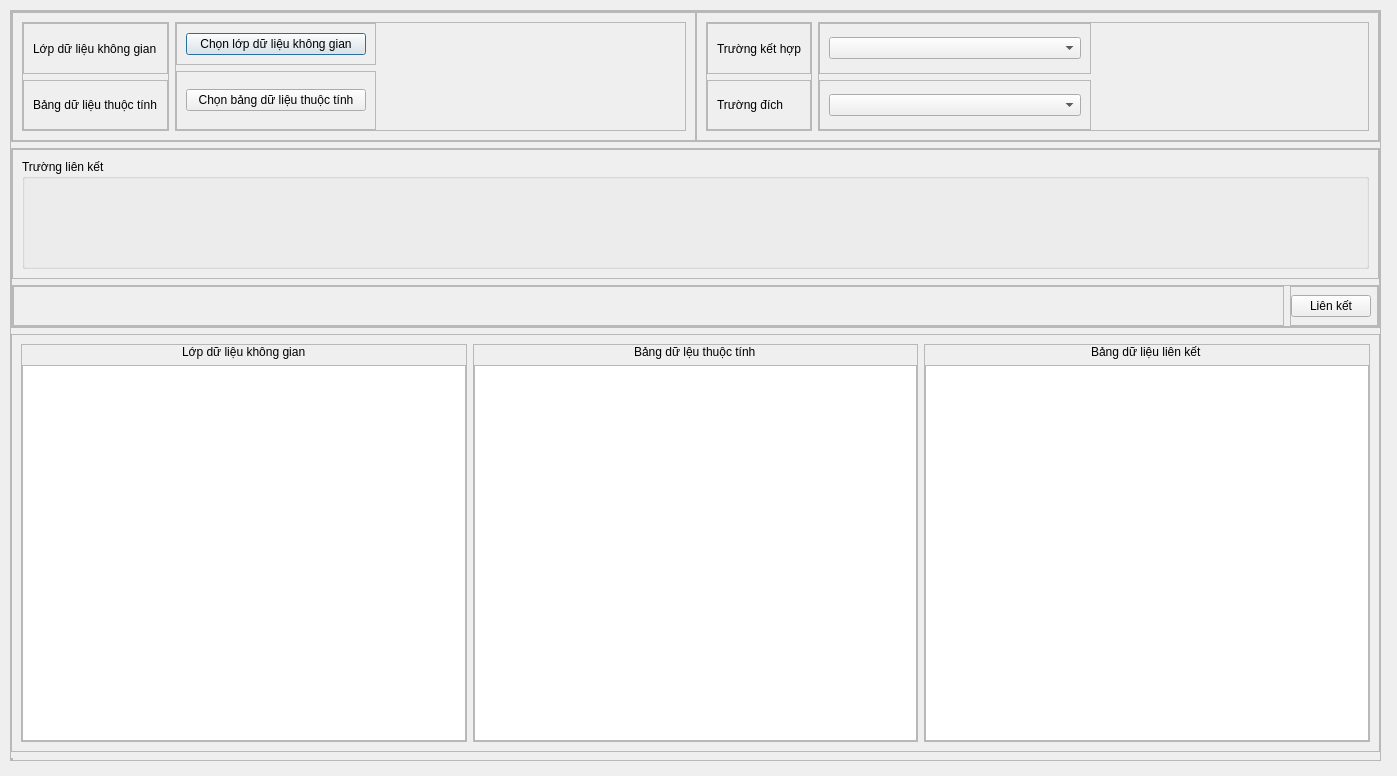
The window that Atribute_Connect_dialog_base.ui (ItIsNoTToi/hethongthongtin) describes before a commit, drawn with Qt 5.
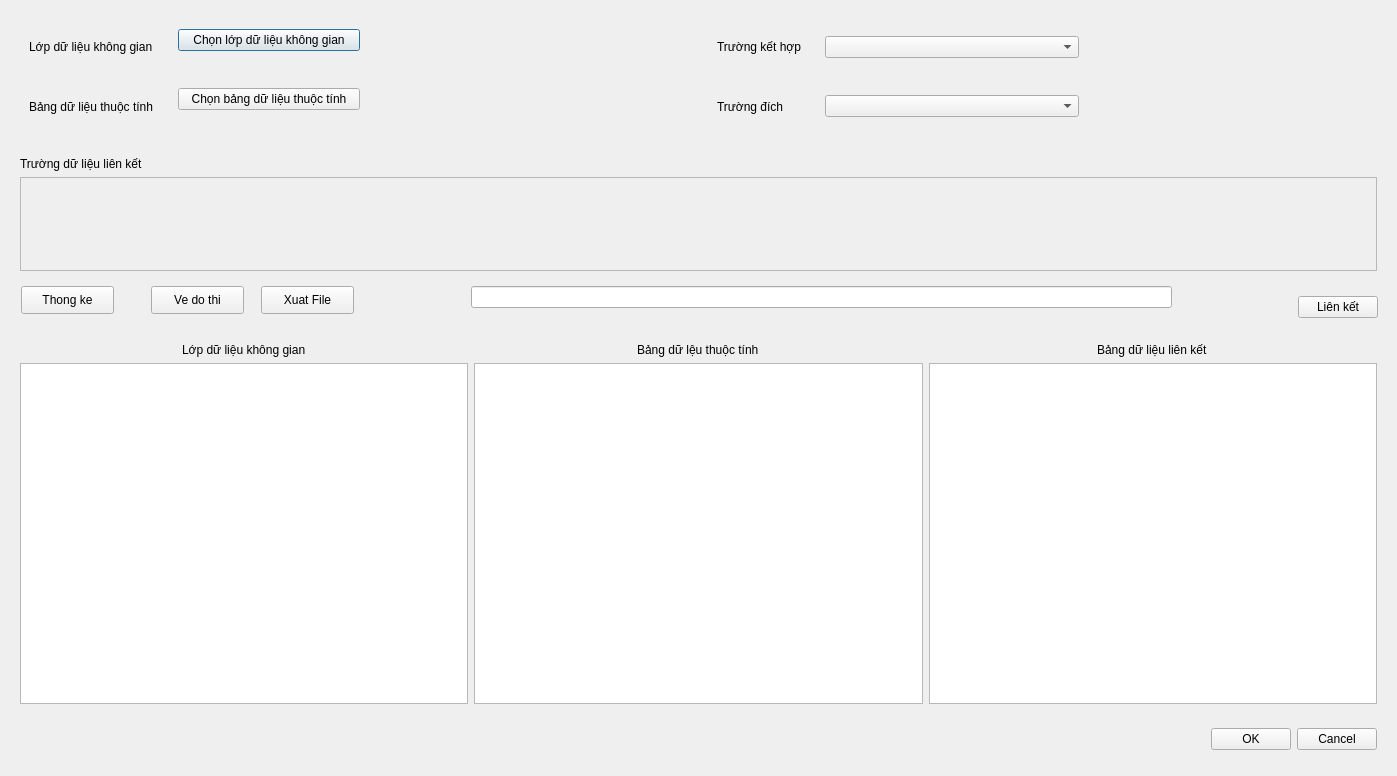
The same window after the commit.

```diff
--- a/Atribute_Connect_dialog_base.ui
+++ b/Atribute_Connect_dialog_base.ui
@@ -19,21 +19,18 @@
   <property name="sizeGripEnabled">
    <bool>false</bool>
   </property>
+  <layout class="QVBoxLayout" name="verticalLayout">
+   <item>
   <widget class="QFrame" name="frame">
-   <property name="geometry">
-    <rect>
-     <x>10</x>
-     <y>10</y>
-     <width>1371</width>
-     <height>751</height>
-    </rect>
-   </property>
    <property name="frameShape">
-    <enum>QFrame::StyledPanel</enum>
+      <enum>QFrame::NoFrame</enum>
    </property>
    <property name="frameShadow">
     <enum>QFrame::Raised</enum>
    </property>
+     <property name="lineWidth">
+      <number>0</number>
+     </property>
    <layout class="QVBoxLayout" name="verticalLayout_2">
     <property name="leftMargin">
      <number>0</number>
@@ -62,11 +59,14 @@
        </size>
       </property>
       <property name="frameShape">
-       <enum>QFrame::StyledPanel</enum>
+         <enum>QFrame::NoFrame</enum>
       </property>
       <property name="frameShadow">
        <enum>QFrame::Raised</enum>
       </property>
+        <property name="lineWidth">
+         <number>0</number>
+        </property>
       <layout class="QHBoxLayout" name="horizontalLayout">
        <property name="spacing">
         <number>0</number>
@@ -86,11 +86,14 @@
        <item>
         <widget class="QFrame" name="frame_4">
          <property name="frameShape">
-          <enum>QFrame::StyledPanel</enum>
+            <enum>QFrame::NoFrame</enum>
          </property>
          <property name="frameShadow">
           <enum>QFrame::Raised</enum>
          </property>
+           <property name="lineWidth">
+            <number>0</number>
+           </property>
          <layout class="QHBoxLayout" name="horizontalLayout_2">
           <item>
            <widget class="QFrame" name="frame_6">
@@ -107,11 +110,14 @@
              </size>
             </property>
             <property name="frameShape">
-             <enum>QFrame::StyledPanel</enum>
+               <enum>QFrame::NoFrame</enum>
             </property>
             <property name="frameShadow">
              <enum>QFrame::Raised</enum>
             </property>
+              <property name="lineWidth">
+               <number>0</number>
+              </property>
             <layout class="QVBoxLayout" name="verticalLayout_4">
              <property name="leftMargin">
               <number>0</number>
@@ -128,11 +134,14 @@
              <item>
               <widget class="QFrame" name="frame_10">
                <property name="frameShape">
-                <enum>QFrame::StyledPanel</enum>
+                  <enum>QFrame::NoFrame</enum>
                </property>
                <property name="frameShadow">
                 <enum>QFrame::Raised</enum>
                </property>
+                 <property name="lineWidth">
+                  <number>0</number>
+                 </property>
                <layout class="QVBoxLayout" name="verticalLayout_7">
                 <item>
                  <widget class="QLabel" name="label">
@@ -147,11 +156,14 @@
              <item>
               <widget class="QFrame" name="frame_11">
                <property name="frameShape">
-                <enum>QFrame::StyledPanel</enum>
+                  <enum>QFrame::NoFrame</enum>
                </property>
                <property name="frameShadow">
                 <enum>QFrame::Raised</enum>
                </property>
+                 <property name="lineWidth">
+                  <number>0</number>
+                 </property>
                <layout class="QVBoxLayout" name="verticalLayout_8">
                 <item>
                  <widget class="QLabel" name="label_2">
@@ -169,11 +181,14 @@
           <item>
            <widget class="QFrame" name="frame_7">
             <property name="frameShape">
-             <enum>QFrame::StyledPanel</enum>
+               <enum>QFrame::NoFrame</enum>
             </property>
             <property name="frameShadow">
              <enum>QFrame::Raised</enum>
             </property>
+              <property name="lineWidth">
+               <number>0</number>
+              </property>
             <layout class="QVBoxLayout" name="verticalLayout_3">
              <property name="leftMargin">
               <number>0</number>
@@ -202,11 +217,14 @@
                 </size>
                </property>
                <property name="frameShape">
-                <enum>QFrame::StyledPanel</enum>
+                  <enum>QFrame::NoFrame</enum>
                </property>
                <property name="frameShadow">
                 <enum>QFrame::Raised</enum>
                </property>
+                 <property name="lineWidth">
+                  <number>0</number>
+                 </property>
                <layout class="QVBoxLayout" name="verticalLayout_10">
                 <item>
                  <widget class="QPushButton" name="btn_ChonLopDuLieuKhongGIan">
@@ -239,11 +257,14 @@
                 </size>
                </property>
                <property name="frameShape">
-                <enum>QFrame::StyledPanel</enum>
+                  <enum>QFrame::NoFrame</enum>
                </property>
                <property name="frameShadow">
                 <enum>QFrame::Raised</enum>
                </property>
+                 <property name="lineWidth">
+                  <number>0</number>
+                 </property>
                <layout class="QVBoxLayout" name="verticalLayout_9">
                 <item>
                  <widget class="QPushButton" name="btn_ChonBangDuLieuThuocTinh">
@@ -276,11 +297,14 @@
        <item>
         <widget class="QFrame" name="frame_5">
          <property name="frameShape">
-          <enum>QFrame::StyledPanel</enum>
+            <enum>QFrame::NoFrame</enum>
          </property>
          <property name="frameShadow">
           <enum>QFrame::Raised</enum>
          </property>
+           <property name="lineWidth">
+            <number>0</number>
+           </property>
          <layout class="QHBoxLayout" name="horizontalLayout_3">
           <item>
            <widget class="QFrame" name="frame_8">
@@ -291,11 +315,14 @@
              </sizepolicy>
             </property>
             <property name="frameShape">
-             <enum>QFrame::StyledPanel</enum>
+               <enum>QFrame::NoFrame</enum>
             </property>
             <property name="frameShadow">
              <enum>QFrame::Raised</enum>
             </property>
+              <property name="lineWidth">
+               <number>0</number>
+              </property>
             <layout class="QVBoxLayout" name="verticalLayout_6">
              <property name="leftMargin">
               <number>0</number>
@@ -312,11 +339,14 @@
              <item>
               <widget class="QFrame" name="frame_16">
                <property name="frameShape">
-                <enum>QFrame::StyledPanel</enum>
+                  <enum>QFrame::NoFrame</enum>
                </property>
                <property name="frameShadow">
                 <enum>QFrame::Raised</enum>
                </property>
+                 <property name="lineWidth">
+                  <number>0</number>
+                 </property>
                <layout class="QVBoxLayout" name="verticalLayout_11">
                 <item>
                  <widget class="QLabel" name="label_3">
@@ -331,11 +361,14 @@
              <item>
               <widget class="QFrame" name="frame_18">
                <property name="frameShape">
-                <enum>QFrame::StyledPanel</enum>
+                  <enum>QFrame::NoFrame</enum>
                </property>
                <property name="frameShadow">
                 <enum>QFrame::Raised</enum>
                </property>
+                 <property name="lineWidth">
+                  <number>0</number>
+                 </property>
                <layout class="QVBoxLayout" name="verticalLayout_12">
                 <item>
                  <widget class="QLabel" name="label_4">
@@ -353,11 +386,14 @@
           <item>
            <widget class="QFrame" name="frame_9">
             <property name="frameShape">
-             <enum>QFrame::StyledPanel</enum>
+               <enum>QFrame::NoFrame</enum>
             </property>
             <property name="frameShadow">
              <enum>QFrame::Raised</enum>
             </property>
+              <property name="lineWidth">
+               <number>0</number>
+              </property>
             <layout class="QVBoxLayout" name="verticalLayout_5">
              <property name="leftMargin">
               <number>0</number>
@@ -386,11 +422,14 @@
                 </size>
                </property>
                <property name="frameShape">
-                <enum>QFrame::StyledPanel</enum>
+                  <enum>QFrame::NoFrame</enum>
                </property>
                <property name="frameShadow">
                 <enum>QFrame::Raised</enum>
                </property>
+                 <property name="lineWidth">
+                  <number>0</number>
+                 </property>
                <layout class="QVBoxLayout" name="verticalLayout_13">
                 <item>
                  <widget class="QComboBox" name="cmb_TruongKetHop"/>
@@ -413,11 +452,14 @@
                 </size>
                </property>
                <property name="frameShape">
-                <enum>QFrame::StyledPanel</enum>
+                  <enum>QFrame::NoFrame</enum>
                </property>
                <property name="frameShadow">
                 <enum>QFrame::Raised</enum>
                </property>
+                 <property name="lineWidth">
+                  <number>0</number>
+                 </property>
                <layout class="QVBoxLayout" name="verticalLayout_14">
                 <item>
                  <widget class="QComboBox" name="cmb_TruongDich"/>
@@ -449,11 +491,14 @@
        </size>
       </property>
       <property name="frameShape">
-       <enum>QFrame::StyledPanel</enum>
+         <enum>QFrame::NoFrame</enum>
       </property>
       <property name="frameShadow">
        <enum>QFrame::Raised</enum>
       </property>
+        <property name="lineWidth">
+         <number>0</number>
+        </property>
       <layout class="QVBoxLayout" name="verticalLayout_15">
        <property name="leftMargin">
         <number>0</number>
@@ -470,19 +515,39 @@
        <item>
         <widget class="QFrame" name="frame_17">
          <property name="frameShape">
-          <enum>QFrame::StyledPanel</enum>
+            <enum>QFrame::NoFrame</enum>
          </property>
          <property name="frameShadow">
           <enum>QFrame::Raised</enum>
          </property>
+           <property name="lineWidth">
+            <number>0</number>
+           </property>
          <layout class="QVBoxLayout" name="verticalLayout_17">
           <item>
-           <widget class="QGroupBox" name="bg_DuLieuLienKet">
-            <property name="title">
-             <string>Trường liên kết</string>
+             <widget class="QLabel" name="label_8">
+              <property name="text">
+               <string>Trường dữ liệu liên kết</string>
             </property>
            </widget>
           </item>
+            <item>
+             <widget class="QScrollArea" name="DuLieuLienKet">
+              <property name="widgetResizable">
+               <bool>true</bool>
+              </property>
+              <widget class="QWidget" name="scrollAreaWidgetContents">
+               <property name="geometry">
+                <rect>
+                 <x>0</x>
+                 <y>0</y>
+                 <width>1351</width>
+                 <height>85</height>
+                </rect>
+               </property>
+              </widget>
+             </widget>
+            </item>
          </layout>
         </widget>
        </item>
@@ -501,11 +566,14 @@
           </size>
          </property>
          <property name="frameShape">
-          <enum>QFrame::StyledPanel</enum>
+            <enum>QFrame::NoFrame</enum>
          </property>
          <property name="frameShadow">
           <enum>QFrame::Raised</enum>
          </property>
+           <property name="lineWidth">
+            <number>0</number>
+           </property>
          <layout class="QHBoxLayout" name="horizontalLayout_4">
           <property name="leftMargin">
            <number>0</number>
@@ -522,11 +590,63 @@
           <item>
            <widget class="QFrame" name="frame_21">
             <property name="frameShape">
-             <enum>QFrame::StyledPanel</enum>
+               <enum>QFrame::NoFrame</enum>
             </property>
             <property name="frameShadow">
              <enum>QFrame::Raised</enum>
             </property>
+              <property name="lineWidth">
+               <number>0</number>
+              </property>
+              <widget class="QPushButton" name="btn_thongke">
+               <property name="geometry">
+                <rect>
+                 <x>10</x>
+                 <y>0</y>
+                 <width>93</width>
+                 <height>28</height>
+                </rect>
+               </property>
+               <property name="text">
+                <string>Thong ke</string>
+               </property>
+              </widget>
+              <widget class="QPushButton" name="btn_statistics">
+               <property name="geometry">
+                <rect>
+                 <x>140</x>
+                 <y>0</y>
+                 <width>93</width>
+                 <height>28</height>
+                </rect>
+               </property>
+               <property name="text">
+                <string>Ve do thi</string>
+               </property>
+              </widget>
+              <widget class="QPushButton" name="btn_export">
+               <property name="geometry">
+                <rect>
+                 <x>250</x>
+                 <y>0</y>
+                 <width>93</width>
+                 <height>28</height>
+                </rect>
+               </property>
+               <property name="text">
+                <string>Xuat File</string>
+               </property>
+              </widget>
+              <widget class="QLineEdit" name="lineEdit">
+               <property name="geometry">
+                <rect>
+                 <x>460</x>
+                 <y>0</y>
+                 <width>701</width>
+                 <height>22</height>
+                </rect>
+               </property>
+              </widget>
            </widget>
           </item>
           <item>
@@ -544,11 +664,14 @@
              </size>
             </property>
             <property name="frameShape">
-             <enum>QFrame::StyledPanel</enum>
+               <enum>QFrame::NoFrame</enum>
             </property>
             <property name="frameShadow">
              <enum>QFrame::Raised</enum>
             </property>
+              <property name="lineWidth">
+               <number>0</number>
+              </property>
             <layout class="QVBoxLayout" name="verticalLayout_16">
              <property name="leftMargin">
               <number>0</number>
@@ -593,20 +716,26 @@
     <item>
      <widget class="QFrame" name="frame_2">
       <property name="frameShape">
-       <enum>QFrame::StyledPanel</enum>
+         <enum>QFrame::NoFrame</enum>
       </property>
       <property name="frameShadow">
        <enum>QFrame::Raised</enum>
       </property>
+        <property name="lineWidth">
+         <number>0</number>
+        </property>
       <layout class="QHBoxLayout" name="horizontalLayout_7">
        <item>
         <widget class="QFrame" name="frame_26">
          <property name="frameShape">
-          <enum>QFrame::StyledPanel</enum>
+            <enum>QFrame::NoFrame</enum>
          </property>
          <property name="frameShadow">
           <enum>QFrame::Raised</enum>
          </property>
+           <property name="lineWidth">
+            <number>0</number>
+           </property>
          <layout class="QVBoxLayout" name="verticalLayout_18">
           <property name="leftMargin">
            <number>0</number>
@@ -648,11 +777,14 @@
           </sizepolicy>
          </property>
          <property name="frameShape">
-          <enum>QFrame::StyledPanel</enum>
+            <enum>QFrame::NoFrame</enum>
          </property>
          <property name="frameShadow">
           <enum>QFrame::Raised</enum>
          </property>
+           <property name="lineWidth">
+            <number>0</number>
+           </property>
          <layout class="QVBoxLayout" name="verticalLayout_19">
           <property name="leftMargin">
            <number>0</number>
@@ -688,11 +820,14 @@
        <item>
         <widget class="QFrame" name="frame_28">
          <property name="frameShape">
-          <enum>QFrame::StyledPanel</enum>
+            <enum>QFrame::NoFrame</enum>
          </property>
          <property name="frameShadow">
           <enum>QFrame::Raised</enum>
          </property>
+           <property name="lineWidth">
+            <number>0</number>
+           </property>
          <layout class="QVBoxLayout" name="verticalLayout_20">
           <property name="leftMargin">
            <number>0</number>
@@ -728,6 +863,41 @@
       </layout>
      </widget>
     </item>
+      <item alignment="Qt::AlignRight">
+       <widget class="QFrame" name="frame_25">
+        <property name="sizePolicy">
+         <sizepolicy hsizetype="Fixed" vsizetype="Fixed">
+          <horstretch>0</horstretch>
+          <verstretch>0</verstretch>
+         </sizepolicy>
+        </property>
+        <property name="frameShape">
+         <enum>QFrame::NoFrame</enum>
+        </property>
+        <property name="frameShadow">
+         <enum>QFrame::Raised</enum>
+        </property>
+        <property name="lineWidth">
+         <number>0</number>
+        </property>
+        <layout class="QHBoxLayout" name="horizontalLayout_6">
+         <item>
+          <widget class="QPushButton" name="btn_OK">
+           <property name="text">
+            <string>OK</string>
+           </property>
+          </widget>
+         </item>
+         <item>
+          <widget class="QPushButton" name="btn_Cancel">
+           <property name="text">
+            <string>Cancel</string>
+           </property>
+          </widget>
+         </item>
+        </layout>
+       </widget>
+      </item>
     <item>
      <widget class="QFrame" name="frame_23">
       <property name="sizePolicy">
@@ -737,11 +907,14 @@
        </sizepolicy>
       </property>
       <property name="frameShape">
-       <enum>QFrame::StyledPanel</enum>
+         <enum>QFrame::NoFrame</enum>
       </property>
       <property name="frameShadow">
        <enum>QFrame::Raised</enum>
       </property>
+        <property name="lineWidth">
+         <number>0</number>
+        </property>
       <layout class="QHBoxLayout" name="horizontalLayout_5">
        <property name="leftMargin">
         <number>0</number>
@@ -760,6 +933,8 @@
     </item>
    </layout>
   </widget>
+   </item>
+  </layout>
  </widget>
  <resources/>
  <connections/>
```
Lines whose indentation alone changed are shown as unchanged.
